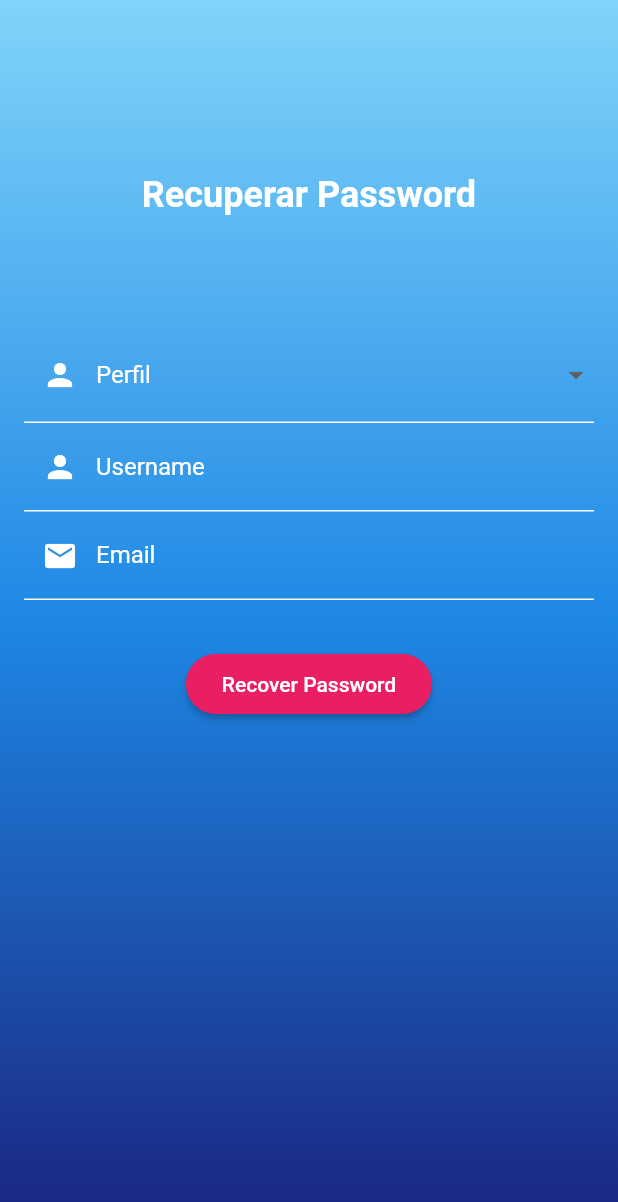
After one commit to Rita-Borges/domus_buddies_web, a Flutter app: the PasswordRecoveryPage screen opened directly, on a phone screen of 412 x 824 dp. The commit adds this screen. Shown: the top 1202 px of the screen. Run offline on Flutter 3.47's test engine with Material 2 defaults, Android fonts, the phone set to English and light mode, and no system bars; network calls fail.

Commit message:
update vnow

```diff
--- a/lib/Home_PageWetherTest.dart
+++ b/lib/Home_PageWetherTest.dart
@@ -206,9 +206,9 @@ class RegisterPage1 extends StatelessWidget {
   @override
   Widget build(BuildContext context) {
     return MaterialApp(
-      title: 'Login Page',
+      title: 'Registration Page',
       theme: ThemeData(),
-      home: RegisterPage(),
+      home: PasswordRecoveryPage(),
     );
   }
 }
--- /dev/null
+++ b/lib/RecoveryPage.dart
@@ -0,0 +1,124 @@
+import 'package:flutter/material.dart';
+
+class PasswordRecoveryPage extends StatelessWidget {
+  PasswordRecoveryPage({Key? key});
+
+  final List<String> perfilOptions = [
+    'Utilizador',
+    'prestador de Serviços',
+    'Instituição'
+  ];
+
+  @override
+  Widget build(BuildContext context) {
+    return Scaffold(
+      body: Container(
+        decoration: BoxDecoration(
+          gradient: LinearGradient(
+            colors: [
+              Colors.lightBlue.shade200,
+              Colors.blue.shade600,
+              Colors.indigo.shade900
+            ],
+            begin: Alignment.topCenter,
+            end: Alignment.bottomCenter,
+          ),
+        ),
+        child: Padding(
+          padding: const EdgeInsets.all(16.0),
+          child: Column(
+            mainAxisAlignment: MainAxisAlignment.start,
+            children: [
+              const SizedBox(height: 100.0),
+              const Text(
+                'Recuperar Password',
+                style: TextStyle(
+                  color: Colors.white,
+                  fontSize: 24.0,
+                  fontWeight: FontWeight.bold,
+                ),
+              ),
+              const SizedBox(height: 50.0),
+              const SizedBox(height: 24.0),
+              Theme(
+                data: Theme.of(context).copyWith(
+                  canvasColor: Colors.blue.shade600, // Set the dropdown color
+                ),
+                child: DropdownButtonFormField<String>(
+                  items: perfilOptions.map((String option) {
+                    return DropdownMenuItem<String>(
+                      value: option,
+                      child: Text(
+                        option,
+                        style: TextStyle(color: Colors.white),
+                      ),
+                    );
+                  }).toList(),
+                  onChanged: (String? selectedOption) {
+                    // Handle dropdown selection
+                  },
+                  decoration: InputDecoration(
+                    labelText: 'Perfil',
+                    prefixIcon: Icon(Icons.person, color: Colors.white),
+                    labelStyle: TextStyle(color: Colors.white),
+                    enabledBorder: UnderlineInputBorder(
+                      borderSide: BorderSide(color: Colors.white),
+                    ),
+                    focusedBorder: UnderlineInputBorder(
+                      borderSide: BorderSide(color: Colors.pink),
+                    ),
+                  ),
+                ),
+              ),
+              TextFormField(
+                style: const TextStyle(color: Colors.white),
+                decoration: const InputDecoration(
+                  labelText: 'Username',
+                  prefixIcon: Icon(Icons.person, color: Colors.white),
+                  labelStyle: TextStyle(color: Colors.white),
+                  enabledBorder: UnderlineInputBorder(
+                    borderSide: BorderSide(color: Colors.white),
+                  ),
+                  focusedBorder: UnderlineInputBorder(
+                    borderSide: BorderSide(color: Colors.pink),
+                  ),
+                ),
+              ),
+              TextFormField(
+                style: const TextStyle(color: Colors.white),
+                decoration: const InputDecoration(
+                  labelText: 'Email',
+                  prefixIcon: Icon(Icons.email, color: Colors.white),
+                  labelStyle: TextStyle(color: Colors.white),
+                  enabledBorder: UnderlineInputBorder(
+                    borderSide: BorderSide(color: Colors.white),
+                  ),
+                  focusedBorder: UnderlineInputBorder(
+                    borderSide: BorderSide(color: Colors.pink),
+                  ),
+                ),
+              ),
+              const SizedBox(height: 32.0),
+              ElevatedButton(
+                onPressed: () {
+                  // Handle password recovery button press
+                },
+                child: const Text('Recover Password'),
+                style: ElevatedButton.styleFrom(
+                  primary: Colors.pink,
+                  padding: const EdgeInsets.symmetric(
+                    horizontal: 24,
+                    vertical: 12,
+                  ),
+                  shape: RoundedRectangleBorder(
+                    borderRadius: BorderRadius.circular(24),
+                  ),
+                ),
+              ),
+            ],
+          ),
+        ),
+      ),
+    );
+  }
+}
--- a/lib/main.dart
+++ b/lib/main.dart
@@ -16,8 +16,7 @@ class DomusBuddiesApp extends StatelessWidget {
       theme: ThemeData(),
       //home: LoginPage(),
       home: HomePageWeatherTest(),
-
-      //home: AddPetToUser(),
+      //home: PasswordRecoveryPage(),
     );
   }
 }
```
Also changed, not shown: lib/Home_Page.dart (deleted, +0 -179 lines), lib/login.dart (+37 -5 lines).
